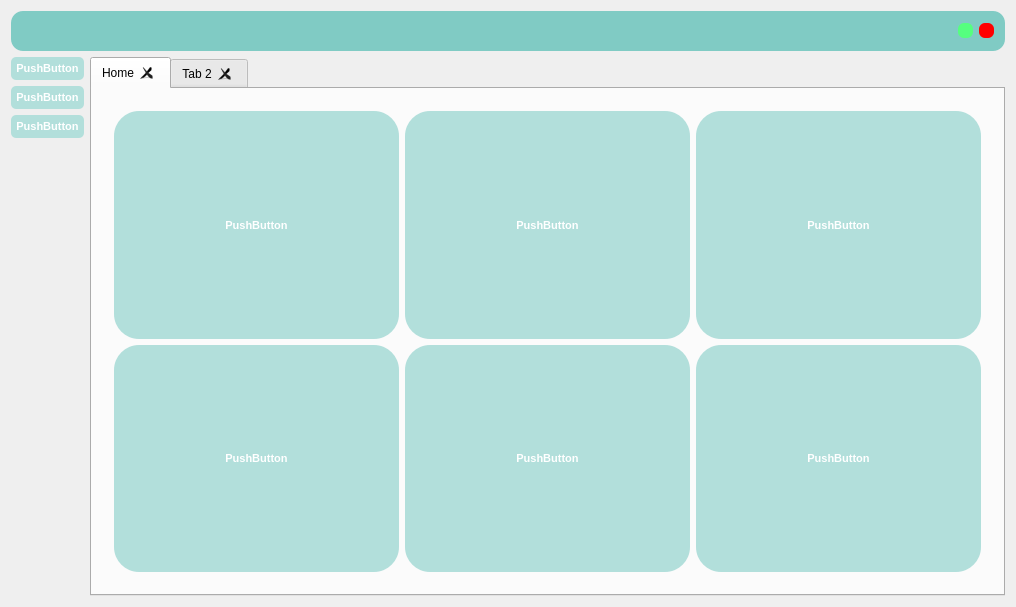
This is procurementsys.ui in zadockmaloba/ProcurementSys as Qt 5 draws it before an edit. The edited form follows.
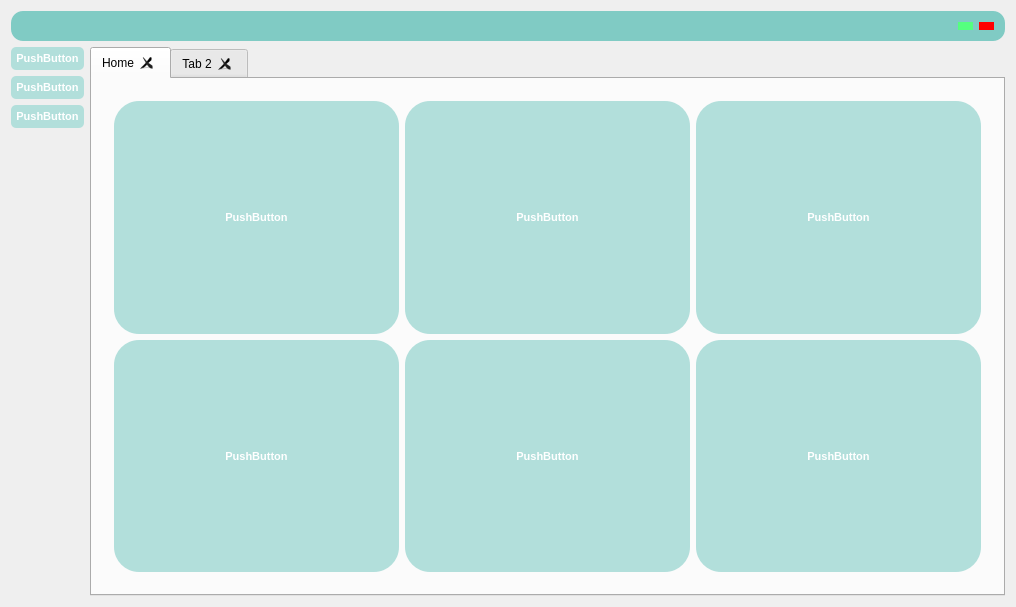
This is the edited form. Icons and pictures are not drawn.

Patch:
```diff
--- a/procurementsys.ui
+++ b/procurementsys.ui
@@ -816,13 +816,13 @@
       <property name="minimumSize">
        <size>
         <width>0</width>
-        <height>30</height>
+        <height>20</height>
        </size>
       </property>
       <property name="maximumSize">
        <size>
         <width>16777215</width>
-        <height>40</height>
+        <height>30</height>
        </size>
       </property>
       <property name="cursor">
```
Left out of the diff: 2 changed lines with no effect on the pictures.
